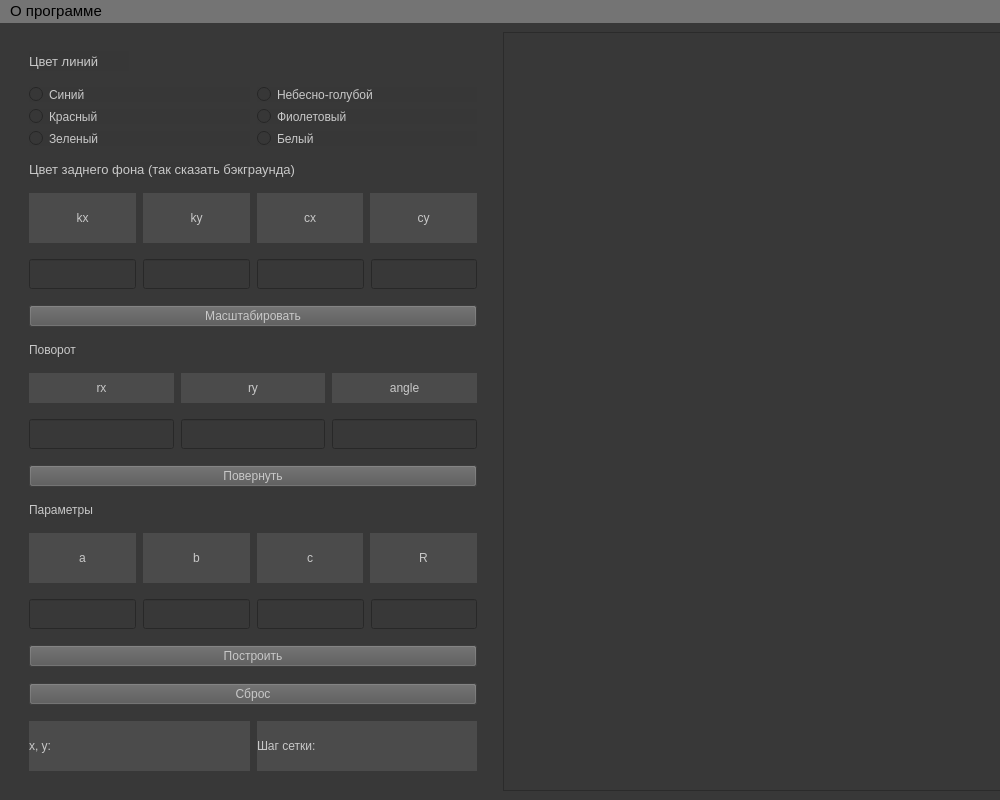
This is lab_03/template.ui in NikolayL2sch/cg_bmstu as Qt 5 draws it before an edit. The edited form follows.
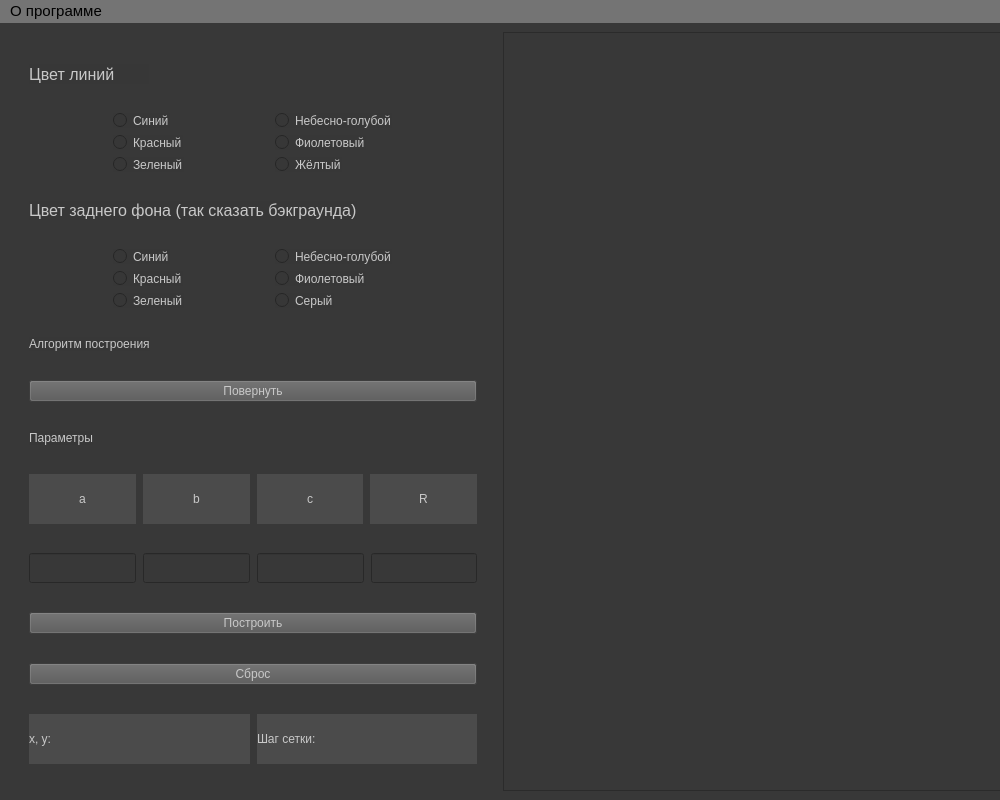
This is the edited form.

Commit message: add change color functions

```diff
--- a/lab_03/template.ui
+++ b/lab_03/template.ui
@@ -72,7 +72,7 @@
      </widget>
     </item>
     <item row="0" column="0">
-     <layout class="QVBoxLayout" name="verticalLayout" stretch="0,0,0,0,0,0,0,0,0,0,0,0,0,0,0,0">
+     <layout class="QVBoxLayout" name="verticalLayout" stretch="0,0,0,0,0,0,0,0,0,0,0,0,0">
       <property name="spacing">
        <number>7</number>
       </property>
@@ -98,13 +98,16 @@
         </property>
         <property name="maximumSize">
          <size>
-          <width>100</width>
+          <width>120</width>
           <height>20</height>
          </size>
         </property>
         <property name="font">
          <font>
-          <pointsize>10</pointsize>
+          <family>Segoe UI</family>
+          <pointsize>12</pointsize>
+          <italic>false</italic>
+          <bold>false</bold>
          </font>
         </property>
         <property name="styleSheet">
@@ -125,7 +128,13 @@
           <item>
            <layout class="QVBoxLayout" name="verticalLayout_4">
             <item>
-             <widget class="QRadioButton" name="radioButton">
+             <widget class="QRadioButton" name="blue_line_rbutton">
+              <property name="sizePolicy">
+               <sizepolicy hsizetype="Fixed" vsizetype="Fixed">
+                <horstretch>0</horstretch>
+                <verstretch>0</verstretch>
+               </sizepolicy>
+              </property>
               <property name="styleSheet">
                <string notr="true">color: rgb(200, 200, 200);
 border-color: rgb(131, 131, 131);
@@ -138,7 +147,13 @@
              </widget>
             </item>
             <item>
-             <widget class="QRadioButton" name="radioButton_3">
+             <widget class="QRadioButton" name="red_line_rbutton">
+              <property name="sizePolicy">
+               <sizepolicy hsizetype="Fixed" vsizetype="Fixed">
+                <horstretch>0</horstretch>
+                <verstretch>0</verstretch>
+               </sizepolicy>
+              </property>
               <property name="styleSheet">
                <string notr="true">color: rgb(200, 200, 200);
 border-color: rgb(131, 131, 131);
@@ -151,7 +166,13 @@
              </widget>
             </item>
             <item>
-             <widget class="QRadioButton" name="radioButton_5">
+             <widget class="QRadioButton" name="green_line_rbutton">
+              <property name="sizePolicy">
+               <sizepolicy hsizetype="Fixed" vsizetype="Fixed">
+                <horstretch>0</horstretch>
+                <verstretch>0</verstretch>
+               </sizepolicy>
+              </property>
               <property name="styleSheet">
                <string notr="true">color: rgb(200, 200, 200);
 border-color: rgb(131, 131, 131);
@@ -168,7 +189,13 @@
           <item>
            <layout class="QVBoxLayout" name="verticalLayout_3">
             <item>
-             <widget class="QRadioButton" name="radioButton_2">
+             <widget class="QRadioButton" name="aqua_line_rbutton">
+              <property name="sizePolicy">
+               <sizepolicy hsizetype="Fixed" vsizetype="Fixed">
+                <horstretch>0</horstretch>
+                <verstretch>0</verstretch>
+               </sizepolicy>
+              </property>
               <property name="styleSheet">
                <string notr="true">color: rgb(200, 200, 200);
 border-color: rgb(131, 131, 131);
@@ -181,7 +208,13 @@
              </widget>
             </item>
             <item>
-             <widget class="QRadioButton" name="radioButton_6">
+             <widget class="QRadioButton" name="purple_line_rbutton">
+              <property name="sizePolicy">
+               <sizepolicy hsizetype="Fixed" vsizetype="Fixed">
+                <horstretch>0</horstretch>
+                <verstretch>0</verstretch>
+               </sizepolicy>
+              </property>
               <property name="styleSheet">
                <string notr="true">color: rgb(200, 200, 200);
 border-color: rgb(131, 131, 131);
@@ -194,7 +227,13 @@
              </widget>
             </item>
             <item>
-             <widget class="QRadioButton" name="radioButton_4">
+             <widget class="QRadioButton" name="yellow_line_rbutton">
+              <property name="sizePolicy">
+               <sizepolicy hsizetype="Fixed" vsizetype="Fixed">
+                <horstretch>0</horstretch>
+                <verstretch>0</verstretch>
+               </sizepolicy>
+              </property>
               <property name="styleSheet">
                <string notr="true">color: rgb(200, 200, 200);
 border-color: rgb(131, 131, 131);
@@ -202,7 +241,7 @@
 background-color: rgb(55, 55, 55);</string>
               </property>
               <property name="text">
-               <string>Белый</string>
+               <string>Жёлтый</string>
               </property>
              </widget>
             </item>
@@ -222,7 +261,10 @@
         </property>
         <property name="font">
          <font>
-          <pointsize>10</pointsize>
+          <family>Segoe UI</family>
+          <pointsize>12</pointsize>
+          <italic>false</italic>
+          <bold>false</bold>
          </font>
         </property>
         <property name="styleSheet">
@@ -239,237 +281,134 @@
       <item>
        <layout class="QHBoxLayout" name="horizontalLayout_4">
         <item>
-         <widget class="QLabel" name="kx_scale_label">
+         <layout class="QVBoxLayout" name="verticalLayout_5">
+          <item>
+           <widget class="QRadioButton" name="blue_bg_rbutton">
           <property name="sizePolicy">
            <sizepolicy hsizetype="Fixed" vsizetype="Fixed">
             <horstretch>0</horstretch>
             <verstretch>0</verstretch>
            </sizepolicy>
           </property>
-          <property name="maximumSize">
-           <size>
-            <width>130</width>
-            <height>50</height>
-           </size>
-          </property>
-          <property name="layoutDirection">
-           <enum>Qt::LeftToRight</enum>
-          </property>
           <property name="styleSheet">
            <string notr="true">color: rgb(200, 200, 200);
-font: 10pt &quot;Segoe UI&quot;;
 border-color: rgb(131, 131, 131);
 gridline-color: rgb(95, 95, 95);
-background-color: rgb(75, 75, 75);</string>
+background-color: rgb(55, 55, 55);
+font: 11pt &quot;Segoe UI&quot;;</string>
           </property>
           <property name="text">
-           <string>kx</string>
-          </property>
-          <property name="alignment">
-           <set>Qt::AlignCenter</set>
-          </property>
+             <string>Синий</string>
+            </property>
          </widget>
         </item>
         <item>
-         <widget class="QLabel" name="ky_scale_label">
+           <widget class="QRadioButton" name="red_bg_rbutton">
           <property name="sizePolicy">
            <sizepolicy hsizetype="Fixed" vsizetype="Fixed">
             <horstretch>0</horstretch>
             <verstretch>0</verstretch>
            </sizepolicy>
           </property>
-          <property name="maximumSize">
-           <size>
-            <width>130</width>
-            <height>50</height>
-           </size>
-          </property>
           <property name="styleSheet">
            <string notr="true">color: rgb(200, 200, 200);
-font: 10pt &quot;Segoe UI&quot;;
 border-color: rgb(131, 131, 131);
 gridline-color: rgb(95, 95, 95);
-background-color: rgb(75, 75, 75);</string>
+background-color: rgb(55, 55, 55);
+font: 11pt &quot;Segoe UI&quot;;</string>
           </property>
           <property name="text">
-           <string>ky</string>
-          </property>
-          <property name="alignment">
-           <set>Qt::AlignCenter</set>
-          </property>
+             <string>Красный</string>
+            </property>
          </widget>
         </item>
         <item>
-         <widget class="QLabel" name="cx_scale_label">
+           <widget class="QRadioButton" name="green_bg_rbutton">
           <property name="sizePolicy">
            <sizepolicy hsizetype="Fixed" vsizetype="Fixed">
             <horstretch>0</horstretch>
             <verstretch>0</verstretch>
            </sizepolicy>
           </property>
-          <property name="maximumSize">
-           <size>
-            <width>130</width>
-            <height>50</height>
-           </size>
-          </property>
           <property name="styleSheet">
            <string notr="true">color: rgb(200, 200, 200);
-font: 10pt &quot;Segoe UI&quot;;
 border-color: rgb(131, 131, 131);
 gridline-color: rgb(95, 95, 95);
-background-color: rgb(75, 75, 75);</string>
+background-color: rgb(55, 55, 55);
+font: 11pt &quot;Segoe UI&quot;;</string>
           </property>
           <property name="text">
-           <string>cx</string>
-          </property>
-          <property name="alignment">
-           <set>Qt::AlignCenter</set>
-          </property>
-         </widget>
-        </item>
+             <string>Зеленый</string>
+            </property>
+           </widget>
+          </item>
+         </layout>
+        </item>
         <item>
-         <widget class="QLabel" name="cy_scale_label">
+         <layout class="QVBoxLayout" name="verticalLayout_6">
+          <item>
+           <widget class="QRadioButton" name="aqua_bg_rbutton">
           <property name="sizePolicy">
            <sizepolicy hsizetype="Fixed" vsizetype="Fixed">
             <horstretch>0</horstretch>
             <verstretch>0</verstretch>
            </sizepolicy>
           </property>
-          <property name="maximumSize">
-           <size>
-            <width>130</width>
-            <height>50</height>
-           </size>
-          </property>
           <property name="styleSheet">
            <string notr="true">color: rgb(200, 200, 200);
-font: 10pt &quot;Segoe UI&quot;;
 border-color: rgb(131, 131, 131);
 gridline-color: rgb(95, 95, 95);
-background-color: rgb(75, 75, 75);</string>
+background-color: rgb(55, 55, 55);
+font: 11pt &quot;Segoe UI&quot;;</string>
           </property>
           <property name="text">
-           <string>cy</string>
-          </property>
-          <property name="alignment">
-           <set>Qt::AlignCenter</set>
-          </property>
-         </widget>
-        </item>
-       </layout>
-      </item>
+             <string>Небесно-голубой</string>
+            </property>
+           </widget>
+          </item>
       <item>
-       <layout class="QHBoxLayout" name="horizontalLayout_5">
-        <item>
-         <widget class="QLineEdit" name="set_kx">
+           <widget class="QRadioButton" name="purple_bg_rbutton">
           <property name="sizePolicy">
            <sizepolicy hsizetype="Fixed" vsizetype="Fixed">
             <horstretch>0</horstretch>
             <verstretch>0</verstretch>
            </sizepolicy>
           </property>
-          <property name="maximumSize">
-           <size>
-            <width>130</width>
-            <height>30</height>
-           </size>
-          </property>
           <property name="styleSheet">
-           <string notr="true">border-color: rgb(255, 255, 255);
-color: rgb(255, 255, 255);
-font: 10pt &quot;Segoe UI&quot;;</string>
-          </property>
-         </widget>
-        </item>
-        <item>
-         <widget class="QLineEdit" name="set_ky">
-          <property name="sizePolicy">
-           <sizepolicy hsizetype="Fixed" vsizetype="Fixed">
-            <horstretch>0</horstretch>
-            <verstretch>0</verstretch>
-           </sizepolicy>
-          </property>
-          <property name="maximumSize">
-           <size>
-            <width>130</width>
-            <height>30</height>
-           </size>
-          </property>
-          <property name="styleSheet">
-           <string notr="true">border-color: rgb(255, 255, 255);
-color: rgb(255, 255, 255);
-font: 10pt &quot;Segoe UI&quot;;</string>
-          </property>
+             <string notr="true">color: rgb(200, 200, 200);
+border-color: rgb(131, 131, 131);
+gridline-color: rgb(95, 95, 95);
+background-color: rgb(55, 55, 55);
+font: 11pt &quot;Segoe UI&quot;;</string>
+            </property>
+            <property name="text">
+             <string>Фиолетовый</string>
+            </property>
          </widget>
         </item>
         <item>
-         <widget class="QLineEdit" name="set_cx">
+           <widget class="QRadioButton" name="gray_bg_rbutton">
           <property name="sizePolicy">
            <sizepolicy hsizetype="Fixed" vsizetype="Fixed">
             <horstretch>0</horstretch>
             <verstretch>0</verstretch>
            </sizepolicy>
           </property>
-          <property name="maximumSize">
-           <size>
-            <width>130</width>
-            <height>30</height>
-           </size>
-          </property>
           <property name="styleSheet">
-           <string notr="true">border-color: rgb(255, 255, 255);
-color: rgb(255, 255, 255);
-font: 10pt &quot;Segoe UI&quot;;</string>
-          </property>
-         </widget>
-        </item>
-        <item>
-         <widget class="QLineEdit" name="set_cy">
-          <property name="sizePolicy">
-           <sizepolicy hsizetype="Fixed" vsizetype="Fixed">
-            <horstretch>0</horstretch>
-            <verstretch>0</verstretch>
-           </sizepolicy>
-          </property>
-          <property name="maximumSize">
-           <size>
-            <width>130</width>
-            <height>30</height>
-           </size>
-          </property>
-          <property name="styleSheet">
-           <string notr="true">border-color: rgb(255, 255, 255);
-color: rgb(255, 255, 255);
-font: 10pt &quot;Segoe UI&quot;;</string>
-          </property>
+             <string notr="true">color: rgb(200, 200, 200);
+border-color: rgb(131, 131, 131);
+gridline-color: rgb(95, 95, 95);
+background-color: rgb(55, 55, 55);
+font: 11pt &quot;Segoe UI&quot;;</string>
+            </property>
+            <property name="text">
+             <string>Серый</string>
+            </property>
          </widget>
         </item>
        </layout>
       </item>
-      <item>
-       <widget class="QPushButton" name="scale_action_button">
-        <property name="sizePolicy">
-         <sizepolicy hsizetype="Fixed" vsizetype="Fixed">
-          <horstretch>0</horstretch>
-          <verstretch>0</verstretch>
-         </sizepolicy>
-        </property>
-        <property name="maximumSize">
-         <size>
-          <width>650</width>
-          <height>16777215</height>
-         </size>
-        </property>
-        <property name="styleSheet">
-         <string notr="true">color: rgb(200, 200, 200);
-font: 10pt &quot;Segoe UI&quot;;
-background-color: rgb(86, 86, 86);</string>
-        </property>
-        <property name="text">
-         <string>Масштабировать</string>
-        </property>
-       </widget>
+       </layout>
       </item>
       <item>
        <widget class="QLabel" name="rotate_label">
@@ -487,166 +426,12 @@
 font: 10pt &quot;Segoe UI&quot;;</string>
         </property>
         <property name="text">
-         <string>Поворот</string>
+         <string>Алгоритм построения</string>
         </property>
        </widget>
       </item>
       <item>
-       <layout class="QHBoxLayout" name="horizontalLayout_6">
-        <item>
-         <widget class="QLabel" name="rx_label">
-          <property name="sizePolicy">
-           <sizepolicy hsizetype="Fixed" vsizetype="Fixed">
-            <horstretch>0</horstretch>
-            <verstretch>0</verstretch>
-           </sizepolicy>
-          </property>
-          <property name="maximumSize">
-           <size>
-            <width>190</width>
-            <height>30</height>
-           </size>
-          </property>
-          <property name="styleSheet">
-           <string notr="true">color: rgb(200, 200, 200);
-font: 10pt &quot;Segoe UI&quot;;
-border-color: rgb(255, 255, 255);
-background-color: rgb(75, 75, 75);</string>
-          </property>
-          <property name="text">
-           <string>rx</string>
-          </property>
-          <property name="alignment">
-           <set>Qt::AlignCenter</set>
-          </property>
-         </widget>
-        </item>
-        <item>
-         <widget class="QLabel" name="ry_label">
-          <property name="sizePolicy">
-           <sizepolicy hsizetype="Fixed" vsizetype="Fixed">
-            <horstretch>0</horstretch>
-            <verstretch>0</verstretch>
-           </sizepolicy>
-          </property>
-          <property name="maximumSize">
-           <size>
-            <width>190</width>
-            <height>30</height>
-           </size>
-          </property>
-          <property name="styleSheet">
-           <string notr="true">color: rgb(200, 200, 200);
-font: 10pt &quot;Segoe UI&quot;;
-border-color: rgb(131, 131, 131);
-gridline-color: rgb(95, 95, 95);
-background-color: rgb(75, 75, 75);</string>
-          </property>
-          <property name="text">
-           <string>ry</string>
-          </property>
-          <property name="alignment">
-           <set>Qt::AlignCenter</set>
-          </property>
-         </widget>
-        </item>
-        <item>
-         <widget class="QLabel" name="angle_label">
-          <property name="sizePolicy">
-           <sizepolicy hsizetype="Fixed" vsizetype="Fixed">
-            <horstretch>0</horstretch>
-            <verstretch>0</verstretch>
-           </sizepolicy>
-          </property>
-          <property name="maximumSize">
-           <size>
-            <width>190</width>
-            <height>30</height>
-           </size>
-          </property>
-          <property name="styleSheet">
-           <string notr="true">color: rgb(200, 200, 200);
-font: 10pt &quot;Segoe UI&quot;;
-border-color: rgb(131, 131, 131);
-gridline-color: rgb(95, 95, 95);
-background-color: rgb(75, 75, 75);</string>
-          </property>
-          <property name="text">
-           <string>angle</string>
-          </property>
-          <property name="alignment">
-           <set>Qt::AlignCenter</set>
-          </property>
-         </widget>
-        </item>
-       </layout>
-      </item>
-      <item>
-       <layout class="QHBoxLayout" name="horizontalLayout_7">
-        <item>
-         <widget class="QLineEdit" name="set_rx">
-          <property name="sizePolicy">
-           <sizepolicy hsizetype="Fixed" vsizetype="Fixed">
-            <horstretch>0</horstretch>
-            <verstretch>0</verstretch>
-           </sizepolicy>
-          </property>
-          <property name="maximumSize">
-           <size>
-            <width>190</width>
-            <height>30</height>
-           </size>
-          </property>
-          <property name="styleSheet">
-           <string notr="true">border-color: rgb(255, 255, 255);
-color: rgb(255, 255, 255);
-font: 10pt &quot;Segoe UI&quot;;</string>
-          </property>
-         </widget>
-        </item>
-        <item>
-         <widget class="QLineEdit" name="set_ry">
-          <property name="sizePolicy">
-           <sizepolicy hsizetype="Fixed" vsizetype="Fixed">
-            <horstretch>0</horstretch>
-            <verstretch>0</verstretch>
-           </sizepolicy>
-          </property>
-          <property name="maximumSize">
-           <size>
-            <width>190</width>
-            <height>30</height>
-           </size>
-          </property>
-          <property name="styleSheet">
-           <string notr="true">border-color: rgb(255, 255, 255);
-color: rgb(255, 255, 255);
-font: 10pt &quot;Segoe UI&quot;;</string>
-          </property>
-         </widget>
-        </item>
-        <item>
-         <widget class="QLineEdit" name="set_angle">
-          <property name="sizePolicy">
-           <sizepolicy hsizetype="Fixed" vsizetype="Fixed">
-            <horstretch>0</horstretch>
-            <verstretch>0</verstretch>
-           </sizepolicy>
-          </property>
-          <property name="maximumSize">
-           <size>
-            <width>190</width>
-            <height>30</height>
-           </size>
-          </property>
-          <property name="styleSheet">
-           <string notr="true">border-color: rgb(255, 255, 255);
-color: rgb(255, 255, 255);
-font: 10pt &quot;Segoe UI&quot;;</string>
-          </property>
-         </widget>
-        </item>
-       </layout>
+       <layout class="QHBoxLayout" name="horizontalLayout_6"/>
       </item>
       <item>
        <widget class="QPushButton" name="rotate_action_button">
```
Left out of the diff: 29 changed lines with no effect on the pictures. Lines whose indentation alone changed are shown as unchanged. The commit also changes 4 other files.
